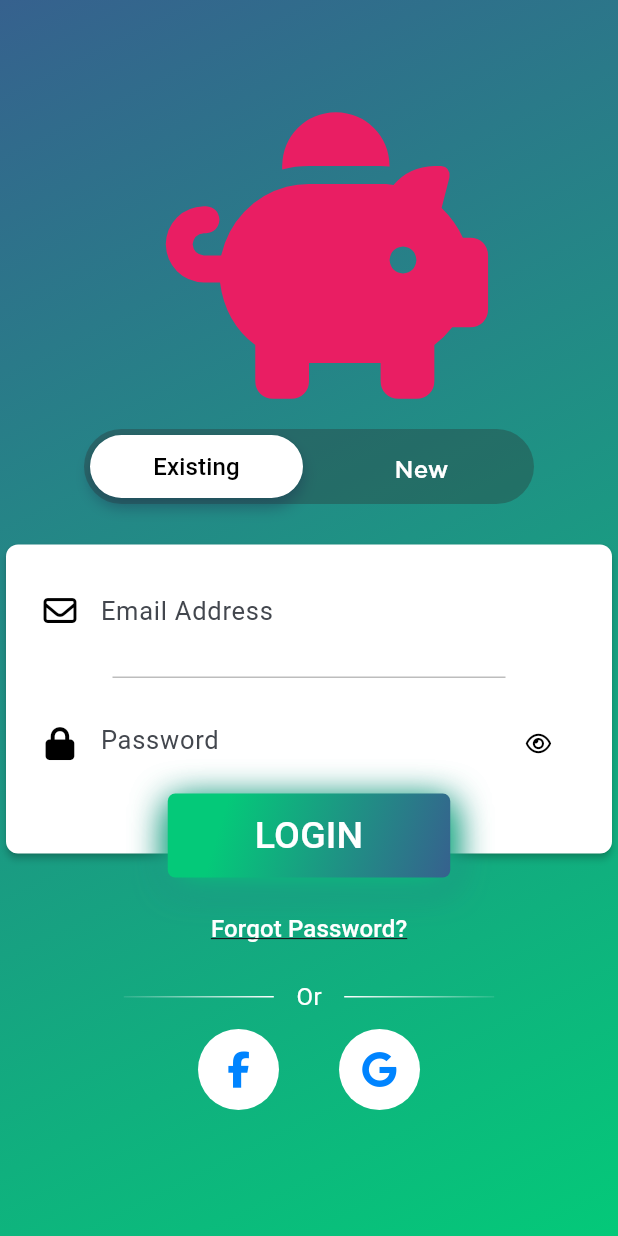
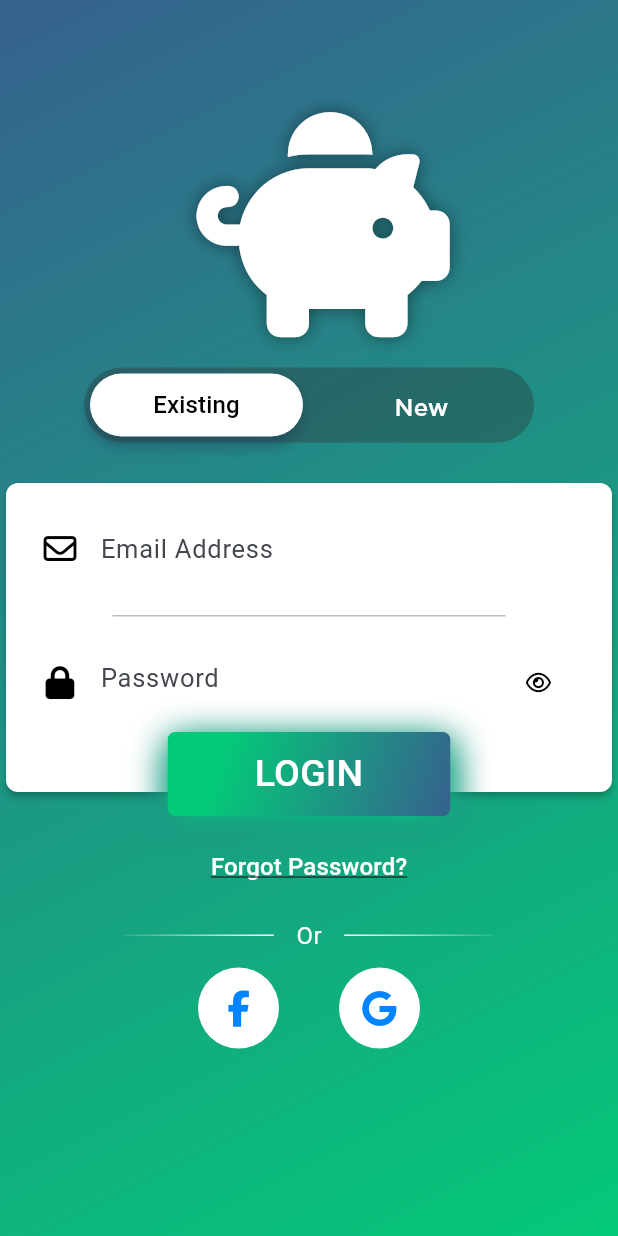
Before and after one commit to hiepchau/EwalletFlutterUI, a Flutter app: the screen it shows after launch, on a phone screen of 412 x 824 dp. Run offline on Flutter 3.47's test engine with Material 2 defaults, Android fonts, the phone set to English and light mode, and no system bars; our stand-ins replace animated_bottom_navigation_bar, barcode_widget, expandable_page_view, flutter_countdown_timer, flutter_font_icons, flutter_screenutil and 1 more; missing offline and left inert: barcode_scan2; Roboto replaces fonts that are missing (SVN-Gotham Bold, WorkSansBold, WorkSansMedium).

Commit message:
Update login_page.dart

```diff
--- a/lib/pages/login_page.dart
+++ b/lib/pages/login_page.dart
@@ -65,13 +65,21 @@ class _LoginPageState extends State<LoginPage>
                         : const EdgeInsets.only(top: 50.0)
                     : const EdgeInsets.only(top: 75.0),
                 child: Icon(
-                    size: MediaQuery.of(context).size.height > 800
-                        ? 191.0
-                        : (MediaQuery.of(context).size.height <= 600)
-                            ? 100
-                            : 150,
-                    FontAwesomeIcons.piggyBank,
-                    color: Colors.pink,),
+                  size: MediaQuery.of(context).size.height > 800
+                      ? 150.0
+                      : (MediaQuery.of(context).size.height <= 600)
+                          ? 90
+                          : 150,
+                  FontAwesomeIcons.piggyBank,
+                  color: Colors.white,
+                  shadows: [
+                    BoxShadow(
+                      color: Colors.black45,
+                      blurRadius: 15,
+                      offset: Offset(0, 0),
+                    ),
+                  ],
+                ),
               ),
               Padding(
                 padding: const EdgeInsets.only(top: 20.0),
```
